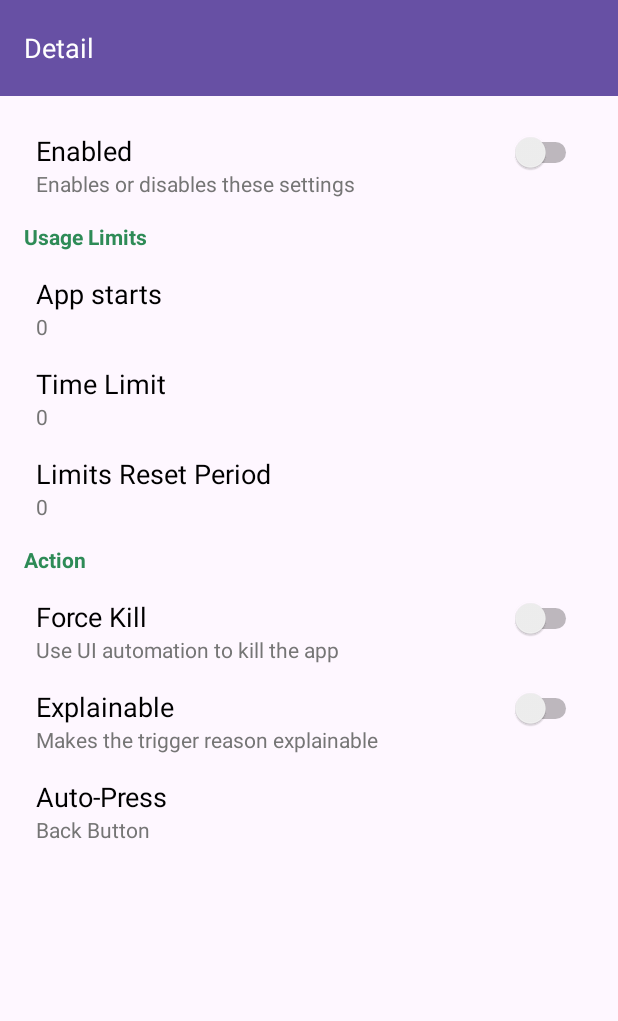
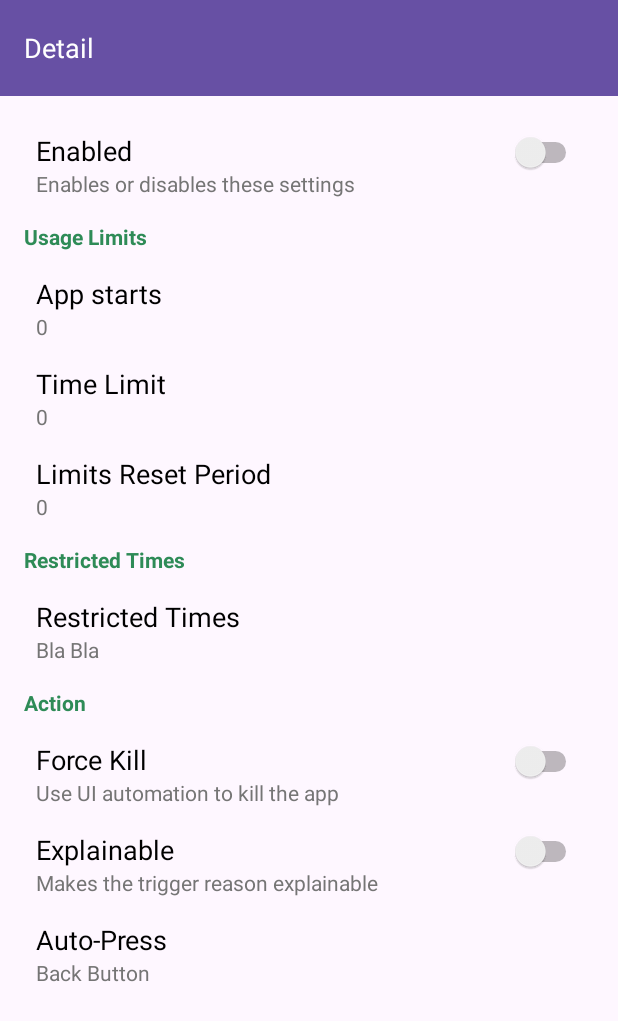
Before and after one commit to SoftwareDroid/SafeZone, an Android app: the layout activity_usage_restriction.xml on its own in the app's theme, with its tools: preview values and no code run, on a phone screen of 412 x 824 dp. Shown: the top 1021 px of the screen. Run offline under Robolectric (Android 15) with nearby library versions, the phone set to English and light mode, and no system bars.

```diff
--- a/app/src/main/java/com/example/ourpact3/ui/settings/ReusableSettingsDurationInputView.java
+++ b/app/src/main/java/com/example/ourpact3/ui/settings/ReusableSettingsDurationInputView.java
@@ -164,7 +164,7 @@ public class ReusableSettingsDurationInputView
     {
         // Create a new dialog
         final Dialog dialog = new Dialog(context);
-        dialog.setContentView(R.layout.stop_watch);
+        dialog.setContentView(R.layout.reusable_duration_picker_layout);
         this.input_3 = dialog.findViewById(R.id.edit_input_3);
         this.input_2 = dialog.findViewById(R.id.edit_input_2);
         this.input_1 = dialog.findViewById(R.id.edit_input_1);
--- a/app/src/main/java/com/example/ourpact3/ui/settings/ReusableSettingsNumberInputView.java
+++ b/app/src/main/java/com/example/ourpact3/ui/settings/ReusableSettingsNumberInputView.java
@@ -56,6 +56,7 @@ public class ReusableSettingsNumberInputView
         // Set up the input
         final EditText input = new EditText(context);
         input.setInputType(InputType.TYPE_CLASS_NUMBER);
+        input.setText(String.valueOf(currentNumber));
         builder.setView(input);
 
         // Set up the buttons
--- a/app/src/main/res/layout/activity_usage_restriction.xml
+++ b/app/src/main/res/layout/activity_usage_restriction.xml
@@ -74,6 +74,16 @@
                 android:layout_height="wrap_content"
                 app:summary="0"
                 app:title2="@string/reset_period" />
+            <com.example.ourpact3.ui.settings.ReusableSettingsHeaderView
+                android:layout_width="match_parent"
+                android:layout_height="wrap_content"
+                app:title="@string/restricted_times" />
+            <com.example.ourpact3.ui.settings.ReusableSettingsItemView
+                android:layout_width="match_parent"
+                android:layout_height="wrap_content"
+                app:summary="Bla Bla"
+                app:title2="@string/restricted_times" />
+
 
             <com.example.ourpact3.ui.settings.ReusableSettingsCounterActionView
                 android:layout_width="match_parent"
```
Also changed, not shown: app/src/main/res/layout/time_rule.xml (added, +51 -0 lines), app/src/main/res/values/strings.xml (+10 -0 lines), app/src/main/res/layout/reusable_duration_picker_layout.xml (renamed from app/src/main/res/layout/stop_watch.xml).
